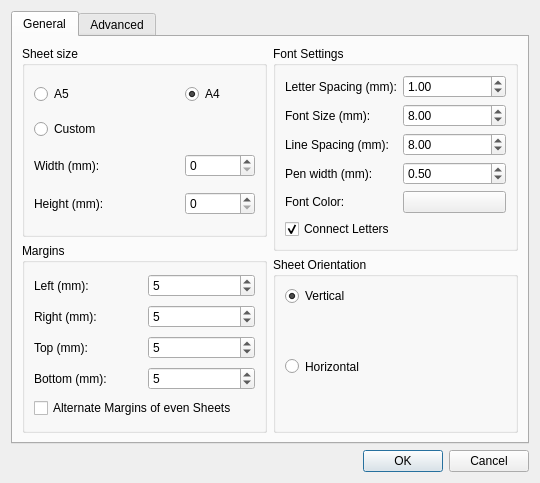
This is preferencesdialog.ui in aizenbit/Scribbler as Qt 5 draws it before an edit. The edited form follows.
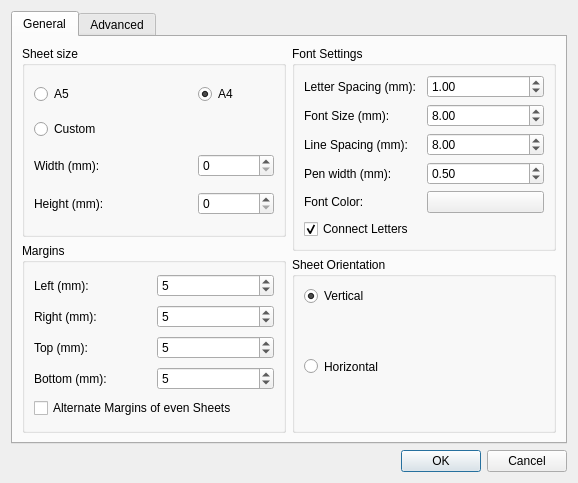
This is the edited form.

```diff
--- a/preferencesdialog.ui
+++ b/preferencesdialog.ui
@@ -6,7 +6,7 @@
    <rect>
     <x>0</x>
     <y>0</y>
-    <width>540</width>
+    <width>578</width>
     <height>483</height>
    </rect>
   </property>
```
